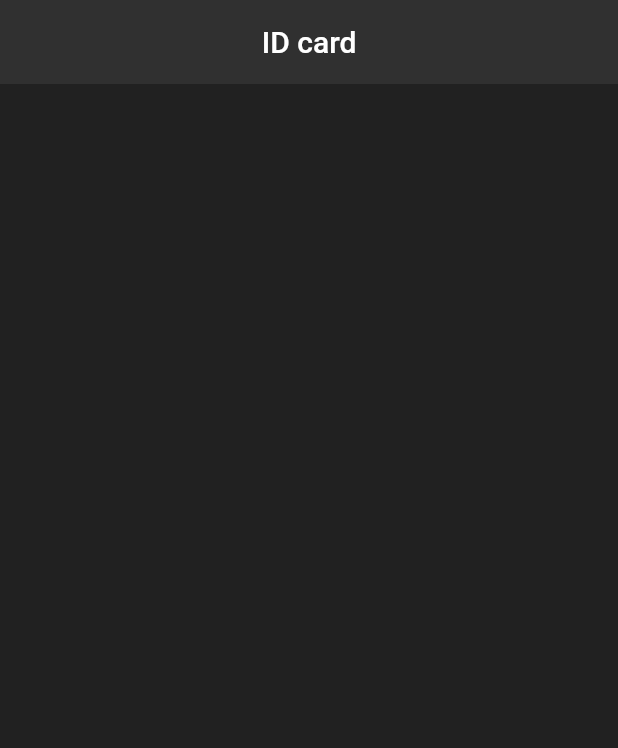
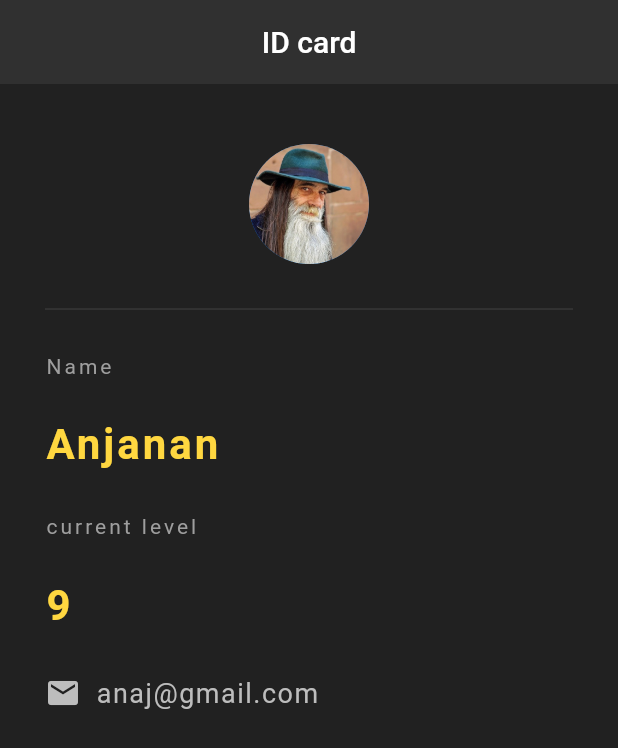
Before and after one commit to Anjaa84/ID, a Flutter app: the screen it shows after launch, on a phone screen of 412 x 824 dp. Shown: the top 748 px of the screen. Run offline on Flutter 3.47's test engine with Material 2 defaults, Android fonts, the phone set to English and light mode, and no system bars.

Commit message:
Change made 1.0

```diff
--- a/lib/main.dart
+++ b/lib/main.dart
@@ -15,7 +15,79 @@ class Card extends StatelessWidget {
         backgroundColor: Colors.grey[850],
         elevation: 0.0,
       ),
+      body:Padding(
+        padding: EdgeInsets.fromLTRB(30.00, 40.0, 30.0,0.0),
+        child: Column(
+          crossAxisAlignment: CrossAxisAlignment.start,
+          children: <Widget>[
+            Center(
+              child: CircleAvatar(
+                backgroundImage: AssetImage('assets/human.jpg'),
+                radius: 40.0,
+              ),
+            ),
+            Divider(
+              height: 60.0,
+              color: Colors.grey[800],
+            ),
+            Text(
+              'Name',
+              style: TextStyle(
+                color: Colors.grey,
+                letterSpacing: 2.0,
+              ),
+            ),
+            SizedBox(height: 28.0,),
+            Text(
+              'Anjanan',
+              style: TextStyle(
+                color:Colors.amberAccent[200],
+                letterSpacing: 2.0,
+                fontWeight:FontWeight.bold,
+                fontSize: 28.0,
+              ),
+            ),
+            SizedBox(height: 30.0),
+            Text(
+              'current level',
+              style: TextStyle(
+                color: Colors.grey,
+                letterSpacing: 2.0,
+              ),
+            ),
+            SizedBox(height: 28.0,),
+            Text(
+              '9',
+              style: TextStyle(
+                color:Colors.amberAccent[200],
+                letterSpacing: 2.0,
+                fontWeight:FontWeight.bold,
+                fontSize: 28.0,
+              ),
+            ),
+            SizedBox(height: 30.0),
+            Row(
+              children: <Widget>[
+                Icon(
+                  Icons.email,
+                  color:Colors.grey[400],
+                ),
+                SizedBox(width: 10.0,),
 
+                Text(
+                    'anaj@gmail.com',
+                  style: TextStyle(
+                    color: Colors.grey[400],
+                    fontSize: 18.0,
+                    letterSpacing: 1.0,
+
+                  ),
+                )
+              ],
+            )
+          ],
+        ),
+      )
     );
   }
 }
--- a/pubspec.yaml
+++ b/pubspec.yaml
@@ -41,9 +41,9 @@ flutter:
   uses-material-design: true
 
   # To add assets to your application, add an assets section, like this:
-  # assets:
-  #  - images/a_dot_burr.jpeg
-  #  - images/a_dot_ham.jpeg
+  assets:
+    - assets/
+
 
   # An image asset can refer to one or more resolution-specific "variants", see
   # https://flutter.dev/assets-and-images/#resolution-aware.
```
Also changed, not shown: assets/human.jpg (added).
